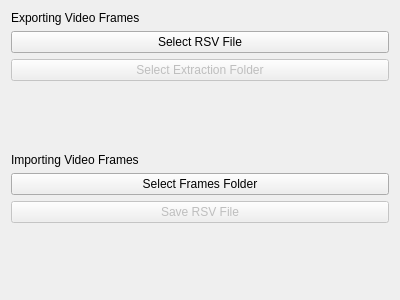
Old version of the form RetroEDv2/tools/rsvtool.ui in the repository RSDKModding/RetroED.
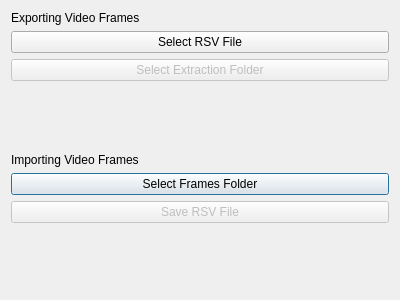
New version of the form.

Patch:
```diff
--- a/RetroEDv2/tools/rsvtool.ui
+++ b/RetroEDv2/tools/rsvtool.ui
@@ -1,7 +1,7 @@
 <?xml version="1.0" encoding="UTF-8"?>
 <ui version="4.0">
  <class>RSVTool</class>
- <widget class="QWidget" name="RSVTool">
+ <widget class="QDialog" name="RSVTool">
   <property name="geometry">
    <rect>
     <x>0</x>
```
Left out of the diff: 2 changed lines with no effect on the pictures.
